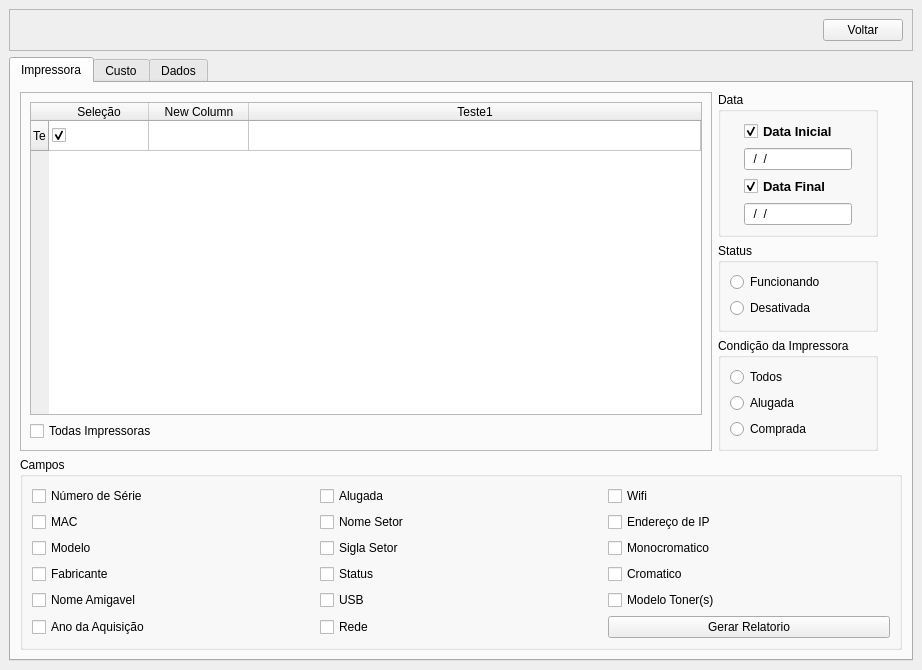
Before: the Qt Designer form View/Telas/CD_Relatorio.ui in Blastoles/ProjetoSCGI, drawn with Qt 5.
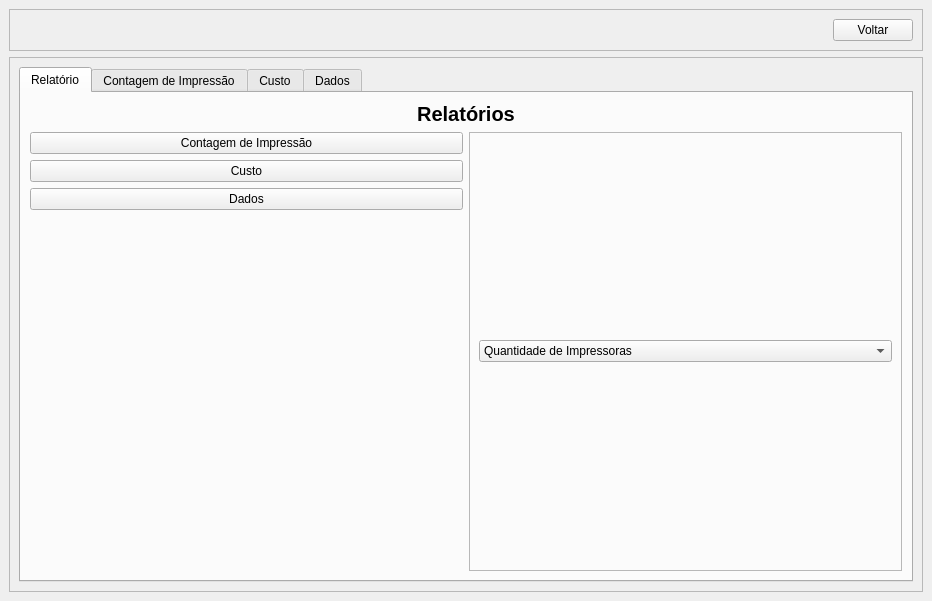
After: the same form once the commit is applied. The open tabs and pages were chosen to show the change. Icons and pictures are not drawn.

```diff
--- a/View/Telas/CD_Relatorio.ui
+++ b/View/Telas/CD_Relatorio.ui
@@ -6,8 +6,8 @@
    <rect>
     <x>0</x>
     <y>0</y>
-    <width>922</width>
-    <height>620</height>
+    <width>932</width>
+    <height>601</height>
    </rect>
   </property>
   <property name="windowTitle">
@@ -15,6 +15,57 @@
   </property>
   <widget class="QWidget" name="centralwidget">
    <layout class="QGridLayout" name="gridLayout_2">
+    <item row="0" column="1">
+     <widget class="QFrame" name="frame">
+      <property name="sizePolicy">
+       <sizepolicy hsizetype="Preferred" vsizetype="Maximum">
+        <horstretch>0</horstretch>
+        <verstretch>0</verstretch>
+       </sizepolicy>
+      </property>
+      <property name="frameShape">
+       <enum>QFrame::StyledPanel</enum>
+      </property>
+      <property name="frameShadow">
+       <enum>QFrame::Raised</enum>
+      </property>
+      <layout class="QHBoxLayout" name="horizontalLayout">
+       <item>
+        <spacer name="horizontalSpacer">
+         <property name="orientation">
+          <enum>Qt::Horizontal</enum>
+         </property>
+         <property name="sizeHint" stdset="0">
+          <size>
+           <width>40</width>
+           <height>20</height>
+          </size>
+         </property>
+        </spacer>
+       </item>
+       <item>
+        <widget class="QPushButton" name="BT_Voltar">
+         <property name="text">
+          <string>Voltar</string>
+         </property>
+         <property name="icon">
+          <iconset>
+           <normaloff>../Arte/3643764-back-backward-left-reply-turn_113415.ico</normaloff>../Arte/3643764-back-backward-left-reply-turn_113415.ico</iconset>
+         </property>
+        </widget>
+       </item>
+      </layout>
+     </widget>
+    </item>
+    <item row="1" column="1">
+     <widget class="QFrame" name="frame_2">
+      <property name="frameShape">
+       <enum>QFrame::StyledPanel</enum>
+      </property>
+      <property name="frameShadow">
+       <enum>QFrame::Raised</enum>
+      </property>
+      <layout class="QGridLayout" name="gridLayout_9">
     <item row="1" column="0">
      <widget class="QTabWidget" name="tabWidget">
       <property name="currentIndex">
@@ -22,176 +73,105 @@
       </property>
       <widget class="QWidget" name="tab">
        <attribute name="title">
-        <string>Impressora</string>
+           <string>Relatório</string>
+          </attribute>
+          <layout class="QGridLayout" name="gridLayout_8">
+           <item row="1" column="1" rowspan="6">
+            <widget class="QFrame" name="frame_3">
+             <property name="frameShape">
+              <enum>QFrame::StyledPanel</enum>
+             </property>
+             <property name="frameShadow">
+              <enum>QFrame::Raised</enum>
+             </property>
+             <layout class="QGridLayout" name="gridLayout_10">
+              <item row="0" column="0">
+               <widget class="QComboBox" name="comboBox">
+                <item>
+                 <property name="text">
+                  <string>Quantidade de Impressoras</string>
+                 </property>
+                </item>
+               </widget>
+              </item>
+              <item row="1" column="0">
+               <layout class="QVBoxLayout" name="verticalLayout"/>
+              </item>
+             </layout>
+            </widget>
+           </item>
+           <item row="0" column="0" colspan="2">
+            <widget class="QLabel" name="label">
+             <property name="sizePolicy">
+              <sizepolicy hsizetype="Preferred" vsizetype="Fixed">
+               <horstretch>0</horstretch>
+               <verstretch>0</verstretch>
+              </sizepolicy>
+             </property>
+             <property name="font">
+              <font>
+               <family>Arial</family>
+               <pointsize>15</pointsize>
+               <weight>75</weight>
+               <bold>true</bold>
+              </font>
+             </property>
+             <property name="text">
+              <string>Relatórios</string>
+             </property>
+             <property name="alignment">
+              <set>Qt::AlignCenter</set>
+             </property>
+            </widget>
+           </item>
+           <item row="1" column="0">
+            <widget class="QPushButton" name="pushButton">
+             <property name="sizePolicy">
+              <sizepolicy hsizetype="Minimum" vsizetype="Fixed">
+               <horstretch>0</horstretch>
+               <verstretch>0</verstretch>
+              </sizepolicy>
+             </property>
+             <property name="text">
+              <string>Contagem de Impressão</string>
+             </property>
+            </widget>
+           </item>
+           <item row="2" column="0">
+            <widget class="QPushButton" name="pushButton_3">
+             <property name="sizePolicy">
+              <sizepolicy hsizetype="Minimum" vsizetype="Fixed">
+               <horstretch>0</horstretch>
+               <verstretch>0</verstretch>
+              </sizepolicy>
+             </property>
+             <property name="text">
+              <string>Custo</string>
+             </property>
+            </widget>
+           </item>
+           <item row="3" column="0">
+            <widget class="QPushButton" name="pushButton_5">
+             <property name="sizePolicy">
+              <sizepolicy hsizetype="Minimum" vsizetype="Fixed">
+               <horstretch>0</horstretch>
+               <verstretch>0</verstretch>
+              </sizepolicy>
+             </property>
+             <property name="text">
+              <string>Dados</string>
+             </property>
+            </widget>
+           </item>
+          </layout>
+         </widget>
+         <widget class="QWidget" name="tab_Contagem">
+          <attribute name="title">
+           <string>Contagem de Impressão</string>
        </attribute>
        <layout class="QGridLayout" name="gridLayout">
-        <item row="3" column="0" colspan="6">
-         <widget class="QGroupBox" name="groupBox_3">
-          <property name="title">
-           <string>Campos</string>
-          </property>
-          <layout class="QGridLayout" name="gridLayout_5">
-           <item row="2" column="0">
-            <widget class="QCheckBox" name="checkBox_3">
-             <property name="text">
-              <string>Modelo</string>
-             </property>
-            </widget>
-           </item>
-           <item row="0" column="0">
-            <widget class="QCheckBox" name="checkBox">
-             <property name="text">
-              <string>Número de Série</string>
-             </property>
-            </widget>
-           </item>
-           <item row="5" column="0">
-            <widget class="QCheckBox" name="checkBox_6">
-             <property name="text">
-              <string>Ano da Aquisição</string>
-             </property>
-            </widget>
-           </item>
-           <item row="3" column="0">
-            <widget class="QCheckBox" name="checkBox_4">
-             <property name="text">
-              <string>Fabricante</string>
-             </property>
-            </widget>
-           </item>
-           <item row="1" column="0">
-            <widget class="QCheckBox" name="checkBox_2">
-             <property name="text">
-              <string>MAC</string>
-             </property>
-            </widget>
-           </item>
-           <item row="4" column="0">
-            <widget class="QCheckBox" name="checkBox_5">
-             <property name="text">
-              <string>Nome Amigavel</string>
-             </property>
-            </widget>
-           </item>
            <item row="0" column="1">
-            <widget class="QCheckBox" name="checkBox_9">
-             <property name="text">
-              <string>Alugada</string>
-             </property>
-            </widget>
-           </item>
-           <item row="2" column="1">
-            <widget class="QCheckBox" name="checkBox_11">
-             <property name="text">
-              <string>Sigla Setor</string>
-             </property>
-             <property name="checked">
-              <bool>false</bool>
-             </property>
-            </widget>
-           </item>
-           <item row="1" column="1">
-            <widget class="QCheckBox" name="checkBox_10">
-             <property name="text">
-              <string>Nome Setor</string>
-             </property>
-            </widget>
-           </item>
-           <item row="0" column="2">
-            <widget class="QCheckBox" name="checkBox_12">
-             <property name="text">
-              <string>Wifi</string>
-             </property>
-            </widget>
-           </item>
-           <item row="3" column="1">
-            <widget class="QCheckBox" name="checkBox_13">
-             <property name="text">
-              <string>Status</string>
-             </property>
-            </widget>
-           </item>
-           <item row="4" column="1">
-            <widget class="QCheckBox" name="checkBox_14">
-             <property name="text">
-              <string>USB</string>
-             </property>
-            </widget>
-           </item>
-           <item row="5" column="1">
-            <widget class="QCheckBox" name="checkBox_15">
-             <property name="text">
-              <string>Rede</string>
-             </property>
-            </widget>
-           </item>
-           <item row="1" column="2">
-            <widget class="QCheckBox" name="checkBox_16">
-             <property name="text">
-              <string>Endereço de IP</string>
-             </property>
-            </widget>
-           </item>
-           <item row="2" column="2">
-            <widget class="QCheckBox" name="checkBox_17">
-             <property name="text">
-              <string>Monocromatico</string>
-             </property>
-            </widget>
-           </item>
-           <item row="3" column="2">
-            <widget class="QCheckBox" name="checkBox_18">
-             <property name="text">
-              <string>Cromatico</string>
-             </property>
-            </widget>
-           </item>
-           <item row="4" column="2">
-            <widget class="QCheckBox" name="checkBox_19">
-             <property name="text">
-              <string>Modelo Toner(s)</string>
-             </property>
-            </widget>
-           </item>
-           <item row="5" column="2">
-            <widget class="QPushButton" name="BT_Criar">
-             <property name="text">
-              <string>Gerar Relatorio</string>
-             </property>
-             <property name="icon">
-              <iconset>
-               <normaloff>../Arte/check_ok_accept_apply_1582.ico</normaloff>../Arte/check_ok_accept_apply_1582.ico</iconset>
-             </property>
-            </widget>
-           </item>
-          </layout>
-         </widget>
-        </item>
-        <item row="1" column="1">
-         <widget class="QGroupBox" name="groupBox_4">
-          <property name="title">
-           <string>Status</string>
-          </property>
-          <layout class="QGridLayout" name="gridLayout_6">
-           <item row="0" column="0">
-            <widget class="QRadioButton" name="radioButton_4">
-             <property name="text">
-              <string>Funcionando</string>
-             </property>
-            </widget>
-           </item>
-           <item row="1" column="0">
-            <widget class="QRadioButton" name="radioButton_5">
-             <property name="text">
-              <string>Desativada</string>
-             </property>
-            </widget>
-           </item>
-          </layout>
-         </widget>
-        </item>
-        <item row="0" column="1">
-         <widget class="QGroupBox" name="groupBox_2">
+            <widget class="QGroupBox" name="data">
           <property name="title">
            <string>Data</string>
           </property>
@@ -249,7 +229,7 @@
               <bool>true</bool>
              </property>
              <property name="checked">
-              <bool>true</bool>
+                 <bool>false</bool>
              </property>
             </widget>
            </item>
@@ -268,7 +248,7 @@
               <string>Data Final</string>
              </property>
              <property name="checked">
-              <bool>true</bool>
+                 <bool>false</bool>
              </property>
             </widget>
            </item>
@@ -305,29 +285,105 @@
           </layout>
          </widget>
         </item>
-        <item row="0" column="0" rowspan="3">
-         <widget class="QFrame" name="frame_2">
-          <property name="frameShape">
-           <enum>QFrame::StyledPanel</enum>
-          </property>
-          <property name="frameShadow">
-           <enum>QFrame::Raised</enum>
-          </property>
-          <layout class="QGridLayout" name="gridLayout_4">
+           <item row="1" column="1">
+            <widget class="QGroupBox" name="status">
+             <property name="title">
+              <string>Status</string>
+             </property>
+             <layout class="QGridLayout" name="gridLayout_6">
+              <item row="0" column="0">
+               <widget class="QRadioButton" name="BT_Funcionando">
+                <property name="text">
+                 <string>Funcionando</string>
+                </property>
+               </widget>
+              </item>
            <item row="1" column="0">
-            <widget class="QCheckBox" name="checkBox_20">
+               <widget class="QRadioButton" name="BT_Desativada">
              <property name="text">
-              <string>Todas Impressoras</string>
+                 <string>Desativada</string>
              </property>
             </widget>
            </item>
+             </layout>
+            </widget>
+           </item>
+           <item row="3" column="1">
+            <widget class="QPushButton" name="BT_GerarContagem">
+             <property name="sizePolicy">
+              <sizepolicy hsizetype="Minimum" vsizetype="Fixed">
+               <horstretch>0</horstretch>
+               <verstretch>0</verstretch>
+              </sizepolicy>
+             </property>
+             <property name="minimumSize">
+              <size>
+               <width>0</width>
+               <height>40</height>
+              </size>
+             </property>
+             <property name="sizeIncrement">
+              <size>
+               <width>0</width>
+               <height>0</height>
+              </size>
+             </property>
+             <property name="font">
+              <font>
+               <family>Arial</family>
+               <pointsize>10</pointsize>
+               <weight>75</weight>
+               <bold>true</bold>
+               <underline>false</underline>
+               <strikeout>false</strikeout>
+              </font>
+             </property>
+             <property name="text">
+              <string>Gerar Relatório</string>
+             </property>
+             <property name="icon">
+              <iconset>
+               <normaloff>../Arte/check_ok_accept_apply_1582.ico</normaloff>../Arte/check_ok_accept_apply_1582.ico</iconset>
+             </property>
+            </widget>
+           </item>
+           <item row="0" column="0" rowspan="4">
+            <widget class="QGroupBox" name="impressora">
+             <property name="title">
+              <string>Impressora(s)</string>
+             </property>
+             <layout class="QGridLayout" name="gridLayout_11">
            <item row="0" column="0">
-            <widget class="QTableWidget" name="tableWidget">
+               <widget class="QCheckBox" name="BT_TodasImpressoras">
+                <property name="text">
+                 <string>Todas</string>
+                </property>
+                <property name="tristate">
+                 <bool>false</bool>
+                </property>
+               </widget>
+              </item>
+              <item row="1" column="0">
+               <widget class="QTableWidget" name="TB_Impressora">
+                <property name="font">
+                 <font>
+                  <family>Arial</family>
+                 </font>
+                </property>
              <property name="acceptDrops">
               <bool>true</bool>
              </property>
              <property name="frameShape">
-              <enum>QFrame::StyledPanel</enum>
+                 <enum>QFrame::Box</enum>
+                </property>
+                <property name="frameShadow">
+                 <enum>QFrame::Raised</enum>
+                </property>
+                <property name="lineWidth">
+                 <number>1</number>
+                </property>
+                <property name="midLineWidth">
+                 <number>0</number>
              </property>
              <property name="editTriggers">
               <set>QAbstractItemView::NoEditTriggers</set>
@@ -351,7 +407,7 @@
               <bool>true</bool>
              </property>
              <attribute name="horizontalHeaderVisible">
-              <bool>true</bool>
+                 <bool>false</bool>
              </attribute>
              <attribute name="horizontalHeaderCascadingSectionResizes">
               <bool>false</bool>
@@ -368,11 +424,6 @@
              <attribute name="verticalHeaderStretchLastSection">
               <bool>false</bool>
              </attribute>
-             <row>
-              <property name="text">
-               <string>Te</string>
-              </property>
-             </row>
              <column>
               <property name="text">
                <string>Seleção</string>
@@ -380,17 +431,28 @@
               <property name="font">
                <font>
                 <family>Arial</family>
-               </font>
-              </property>
+                   <weight>75</weight>
+                   <bold>true</bold>
+                  </font>
+                 </property>
+                 <property name="textAlignment">
+                  <set>AlignCenter</set>
+                 </property>
              </column>
              <column>
               <property name="text">
-               <string>New Column</string>
-              </property>
+                  <string>Número de Série</string>
+                 </property>
+                 <property name="font">
+                  <font>
+                   <weight>75</weight>
+                   <bold>true</bold>
+                  </font>
+                 </property>
              </column>
              <column>
               <property name="text">
-               <string>Teste1</string>
+                  <string>Modelo</string>
               </property>
               <property name="font">
                <font>
@@ -398,19 +460,28 @@
                </font>
               </property>
              </column>
-             <item row="0" column="0">
+                <column>
               <property name="text">
-               <string/>
-              </property>
-              <property name="checkState">
-               <enum>Checked</enum>
-              </property>
-             </item>
-             <item row="0" column="1">
+                  <string>Setor da Impressora</string>
+                 </property>
+                 <property name="font">
+                  <font>
+                   <weight>75</weight>
+                   <bold>true</bold>
+                  </font>
+                 </property>
+                </column>
+                <column>
               <property name="text">
-               <string/>
-              </property>
-             </item>
+                  <string>Sigla Setor</string>
+                 </property>
+                 <property name="font">
+                  <font>
+                   <weight>75</weight>
+                   <bold>true</bold>
+                  </font>
+                 </property>
+                </column>
             </widget>
            </item>
           </layout>
@@ -428,45 +499,6 @@
         <string>Dados</string>
        </attribute>
       </widget>
-     </widget>
-    </item>
-    <item row="0" column="0">
-     <widget class="QFrame" name="frame">
-      <property name="sizePolicy">
-       <sizepolicy hsizetype="Preferred" vsizetype="Maximum">
-        <horstretch>0</horstretch>
-        <verstretch>0</verstretch>
-       </sizepolicy>
-      </property>
-      <property name="frameShape">
-       <enum>QFrame::StyledPanel</enum>
-      </property>
-      <property name="frameShadow">
-       <enum>QFrame::Raised</enum>
-      </property>
-      <layout class="QHBoxLayout" name="horizontalLayout">
-       <item>
-        <spacer name="horizontalSpacer">
-         <property name="orientation">
-          <enum>Qt::Horizontal</enum>
-         </property>
-         <property name="sizeHint" stdset="0">
-          <size>
-           <width>40</width>
-           <height>20</height>
-          </size>
-         </property>
-        </spacer>
-       </item>
-       <item>
-        <widget class="QPushButton" name="BT_Voltar">
-         <property name="text">
-          <string>Voltar</string>
-         </property>
-         <property name="icon">
-          <iconset>
-           <normaloff>../Arte/3643764-back-backward-left-reply-turn_113415.ico</normaloff>../Arte/3643764-back-backward-left-reply-turn_113415.ico</iconset>
-         </property>
         </widget>
        </item>
       </layout>
```
Left out of the diff: 164 changed lines with no effect on the pictures. Lines whose indentation alone changed are shown as unchanged.
